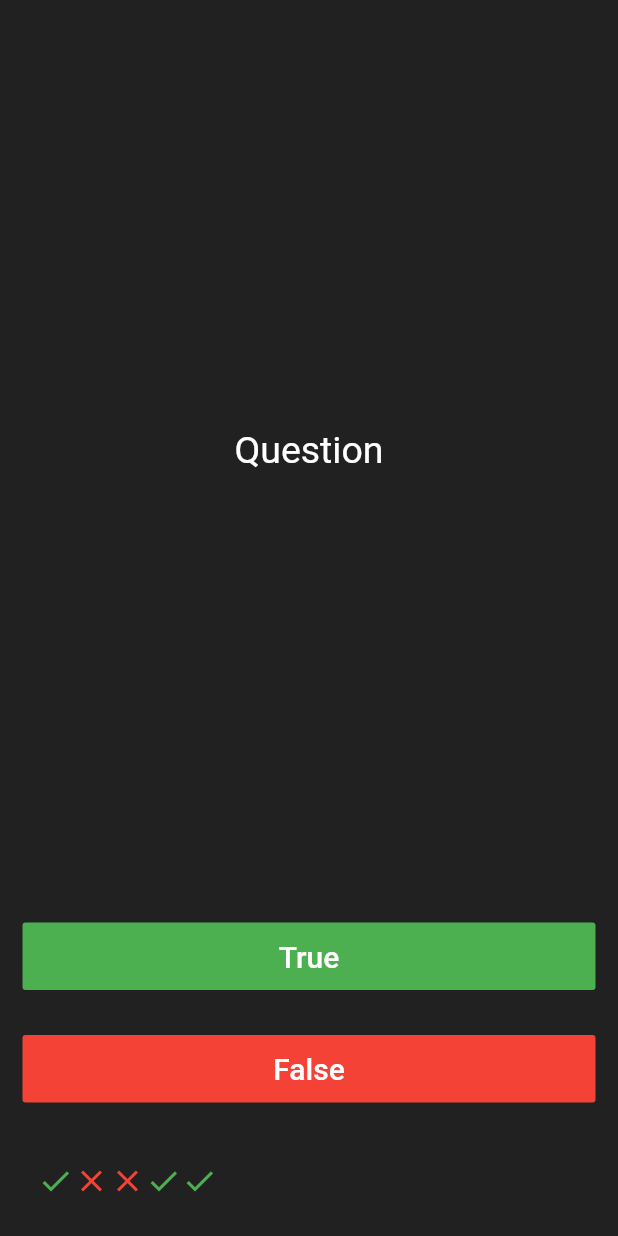
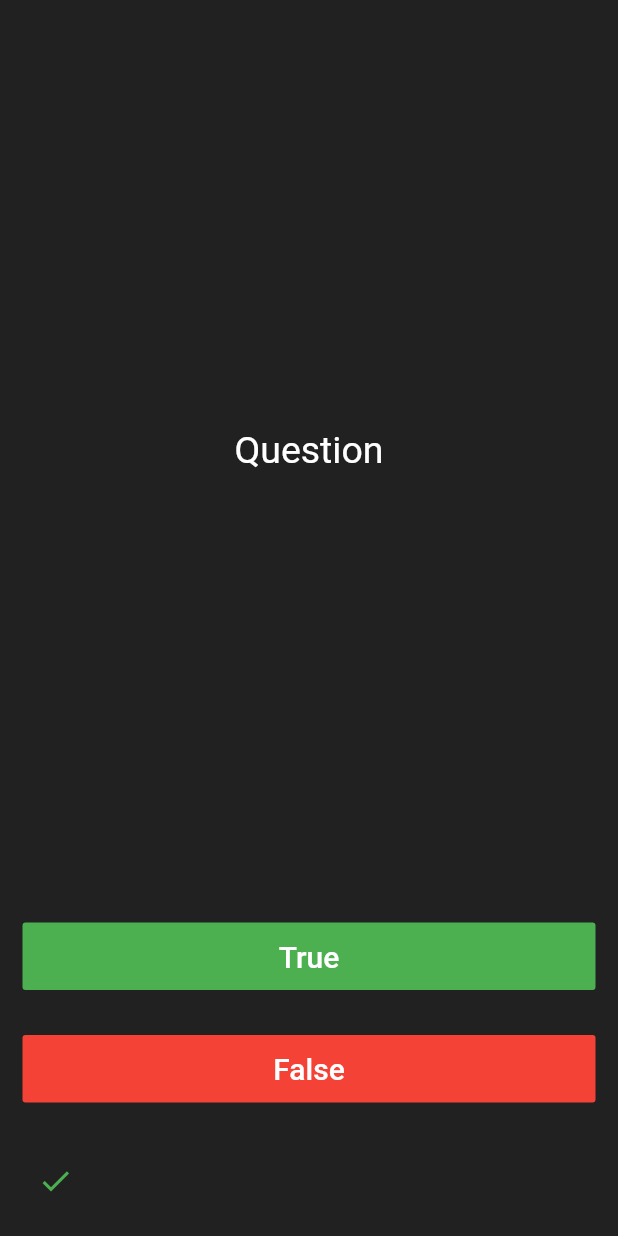
Before and after one commit to ZephirSD/quizzler, a Flutter app: the screen it shows after launch, after a tap on "True", on a phone screen of 412 x 824 dp. Run offline on Flutter 3.47's test engine with Material 2 defaults, Android fonts, the phone set to English and light mode, and no system bars.

Commit message:
3bis - Update la liste

```diff
--- a/lib/main.dart
+++ b/lib/main.dart
@@ -19,13 +19,19 @@ class Quizzler extends StatefulWidget {
 }
 
 class _QuizzlerState extends State<Quizzler> {
-  List<Icon> listIcons = [
-    Icon(Icons.check, color: Colors.green),
-    Icon(Icons.close, color: Colors.red),
-    Icon(Icons.close, color: Colors.red),
-    Icon(Icons.check, color: Colors.green),
-    Icon(Icons.check, color: Colors.green),
-  ];
+  List<Icon> listIcons = [];
+  trueBoutton() {
+    setState(() {
+      listIcons.add(Icon(Icons.check, color: Colors.green));
+    });
+  }
+
+  falseBoutton() {
+    setState(() {
+      listIcons.add(Icon(Icons.close, color: Colors.red));
+    });
+  }
+
   @override
   Widget build(BuildContext context) {
     return Container(
@@ -53,9 +59,7 @@ class _QuizzlerState extends State<Quizzler> {
               padding: EdgeInsets.all(15),
               child: FlatButton(
                 color: Colors.green,
-                onPressed: () {
-                  print('test');
-                },
+                onPressed: (trueBoutton),
                 child: Text(
                   'True',
                   style: TextStyle(
@@ -72,9 +76,7 @@ class _QuizzlerState extends State<Quizzler> {
               padding: EdgeInsets.all(15),
               child: FlatButton(
                 color: Colors.red,
-                onPressed: () {
-                  print('test');
-                },
+                onPressed: (falseBoutton),
                 child: Text(
                   'False',
                   style: TextStyle(
```
